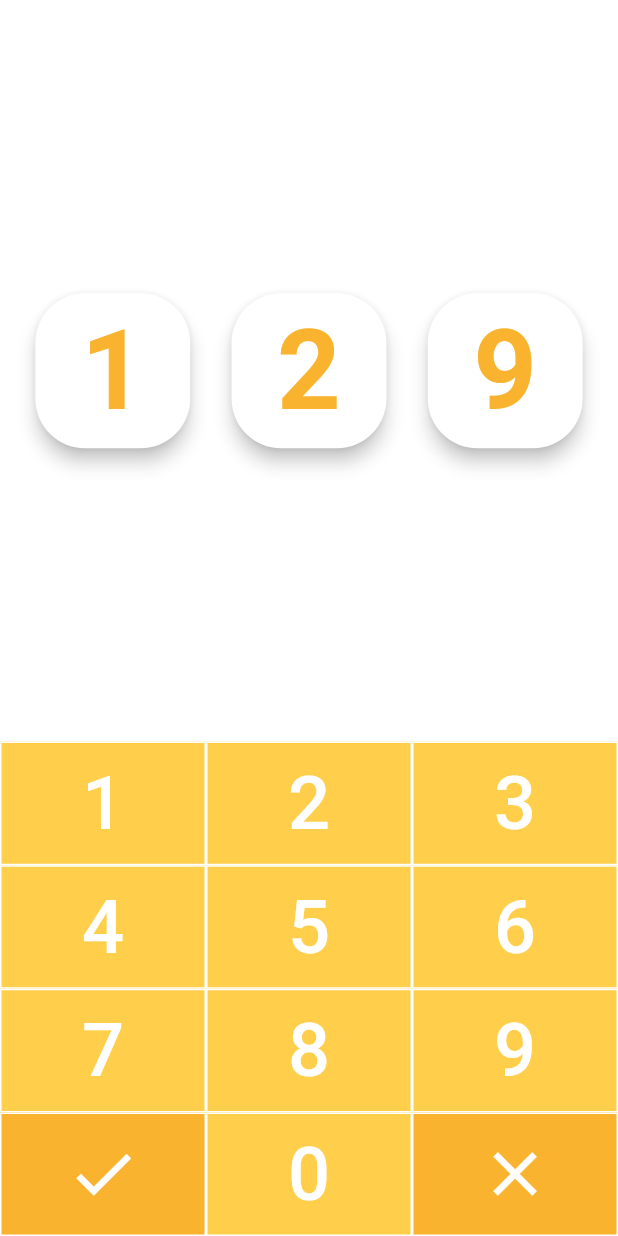
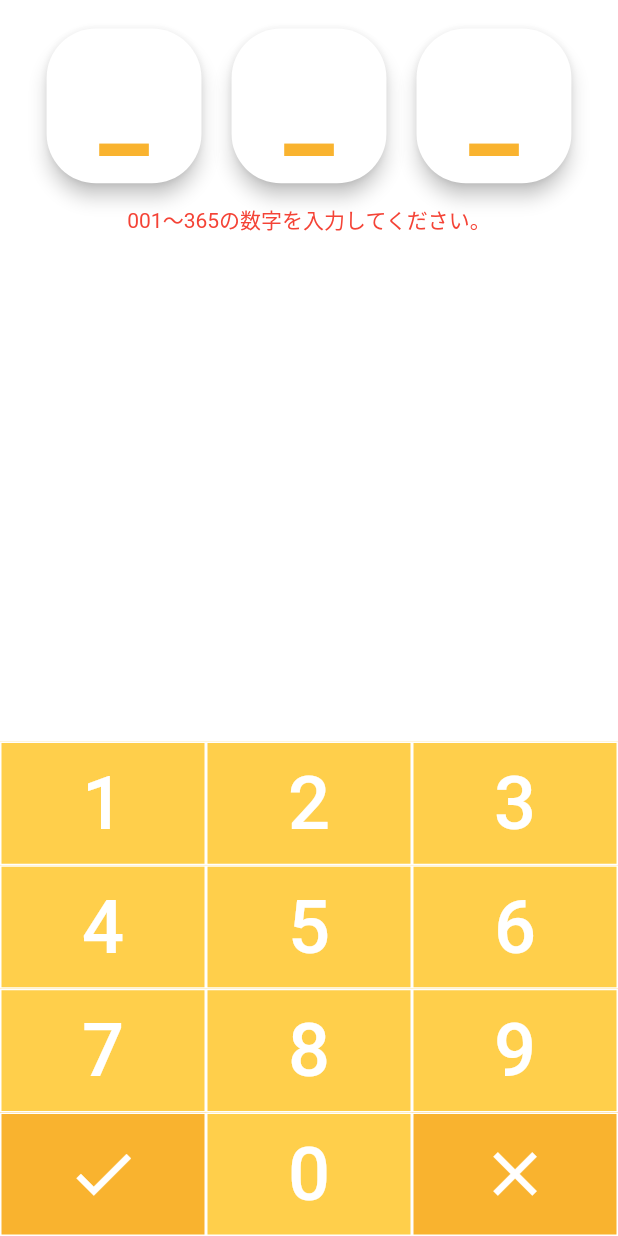
Before and after one commit to ushioda/ametama, a Flutter app: the screen it shows after launch, after a tap on the "check" icon, on a phone screen of 412 x 824 dp. Run offline on Flutter 3.47's test engine with Material 2 defaults, Android fonts, the phone set to English and light mode, and no system bars; Roboto replaces fonts that are missing (KosugiMaru).

Commit message:
finished keypads and julian displays; onto the main display

```diff
--- a/lib/widgets/digit_box.dart
+++ b/lib/components/digit_box.dart
@@ -2,9 +2,9 @@ import 'package:flutter/material.dart';
 import 'package:ametama/constants.dart';
 
 class DigitBox extends StatelessWidget {
-  final int digit;
+  final String digitString;
 
-  DigitBox(this.digit);
+  DigitBox({this.digitString});
 
   @override
   Widget build(BuildContext context) {
@@ -21,12 +21,12 @@ class DigitBox extends StatelessWidget {
         ),
         child: Center(
           child: Text(
-            '$digit',
+            '$digitString',
             textAlign: TextAlign.center,
             style: TextStyle(
               fontSize: screenWidth * 0.18,
               fontWeight: FontWeight.bold,
-              color: kMyDarkYellow,
+              color: kDarkYellow,
             ),
           ),
         ),
--- a/lib/widgets/digit_button.dart
+++ b/lib/components/digit_button.dart
@@ -1,5 +1,7 @@
+import 'package:ametama/models/date_data.dart';
 import 'package:flutter/material.dart';
 import 'package:ametama/constants.dart';
+import 'package:provider/provider.dart';
 
 class DigitButton extends StatelessWidget {
   final int digit;
@@ -13,14 +15,14 @@ class DigitButton extends StatelessWidget {
         minWidth: double.infinity,
         child: FlatButton(
           materialTapTargetSize: MaterialTapTargetSize.shrinkWrap,
-          color: kMyLightYellow,
+          color: kLightYellow,
           shape: RoundedRectangleBorder(
             borderRadius: BorderRadius.circular(0),
             side: BorderSide(
                 color: Colors.white, width: 1, style: BorderStyle.solid),
           ),
           onPressed: () {
-            print(digit);
+            Provider.of<DateData>(context, listen: false).changeDigit(digit);
           },
           child: Text(
             '$digit',
--- a/lib/widgets/icon_button.dart
+++ b/lib/components/icon_button.dart
@@ -14,7 +14,7 @@ class FlatIconButton extends StatelessWidget {
         minWidth: double.infinity,
         child: FlatButton(
           materialTapTargetSize: MaterialTapTargetSize.shrinkWrap,
-          color: kMyDarkYellow,
+          color: kDarkYellow,
           shape: RoundedRectangleBorder(
             borderRadius: BorderRadius.circular(0),
             side: BorderSide(
--- a/lib/constants.dart
+++ b/lib/constants.dart
@@ -1,8 +1,8 @@
 import 'package:flutter/material.dart';
 
-const Color kMyBlue = Color(0xff1c306d);
-const Color kMyDarkYellow = Color(0xfff9b32f);
-const Color kMyLightYellow = Color(0xffffcf4b);
+const Color kNavy = Color(0xff1c306d);
+const Color kDarkYellow = Color(0xfff9b32f);
+const Color kLightYellow = Color(0xffffcf4b);
 const Color kMyShadow = Color(0xffababab);
 
 const String kNotoSansJP = 'NotoSansJP';
--- a/lib/main.dart
+++ b/lib/main.dart
@@ -1,6 +1,8 @@
+import 'package:flutter/material.dart';
+import 'package:provider/provider.dart';
+import 'package:ametama/models/date_data.dart';
+import 'package:ametama/screens/top_screen.dart';
 import 'package:ametama/constants.dart';
-import 'package:flutter/material.dart';
-import 'package:ametama/screens/top_screen.dart';
 
 void main() => runApp(MyApp());
 
@@ -10,7 +12,10 @@ class MyApp extends StatelessWidget {
   Widget build(BuildContext context) {
     return MaterialApp(
       theme: ThemeData(),
-      home: TopScreen(),
+      home: ChangeNotifierProvider(
+        create: (context) => DateData(),
+        child: TopScreen(),
+      ),
     );
   }
 }
--- /dev/null
+++ b/lib/models/date_data.dart
@@ -0,0 +1,62 @@
+import 'dart:collection';
+import 'package:flutter/foundation.dart';
+
+class DateData extends ChangeNotifier {
+  final Map<int, String> _digits = {0: '_', 1: '_', 2: '_'};
+  int _focusDigit = 0;
+  int _julianDate;
+  bool _dateError = false;
+  final now = DateTime.now();
+
+//  the last julian date last year. 366 if leap year.
+  final int _julianEnd = (DateTime.now().year / 4 == 1) ? 366 : 365;
+
+  UnmodifiableMapView get digits => UnmodifiableMapView(_digits);
+  bool get dateError => _dateError;
+  int get julianEnd => _julianEnd;
+
+//  enter digit into digit box and move on to next digit box
+  void changeDigit(int newNumber) {
+    if (_focusDigit < _digits.length) {
+      _digits[_focusDigit] = '$newNumber';
+      _focusDigit++;
+      _dateError = false;
+      notifyListeners();
+    }
+  }
+
+//  empty up julian display and reset error
+  void resetDigits() {
+    for (var i = 0; i < _digits.length; i++) {
+      _digits[i] = '_';
+    }
+    _focusDigit = 0;
+    _dateError = false;
+    notifyListeners();
+  }
+
+//  check if there are any blank digit boxes left in julian display
+  void checkBlankDigit() {
+    for (var i = 0; i < _digits.length; i++) {
+      if (_digits[i] == '_') {
+        _dateError = true;
+      }
+    }
+    notifyListeners();
+  }
+
+  void updateJulianDate() {
+    _julianDate = int.parse(_digits[0]) * 100 +
+        int.parse(_digits[1]) * 10 +
+        int.parse(_digits[2]);
+    notifyListeners();
+  }
+
+//  make sure julian date is actually within a year
+  void checkJulianDate() {
+    if ((_julianDate > _julianEnd) | (_julianDate < 1)) {
+      _dateError = true;
+    }
+    notifyListeners();
+  }
+}
--- /dev/null
+++ b/lib/modules/julian_display.dart
@@ -0,0 +1,41 @@
+import 'package:ametama/constants.dart';
+import 'package:flutter/material.dart';
+import 'package:provider/provider.dart';
+import 'package:ametama/models/date_data.dart';
+import 'package:ametama/components/digit_box.dart';
+
+class JulianDisplay extends StatelessWidget {
+  @override
+  Widget build(BuildContext context) {
+    return Consumer<DateData>(
+      builder: (context, dateData, child) => Container(
+        padding: EdgeInsets.only(top: 15, left: 15, right: 15),
+        child: Column(
+          children: <Widget>[
+            Row(
+              mainAxisAlignment: MainAxisAlignment.spaceEvenly,
+              children: <Widget>[
+                DigitBox(digitString: dateData.digits[0]),
+                DigitBox(digitString: dateData.digits[1]),
+                DigitBox(digitString: dateData.digits[2]),
+              ],
+            ),
+            SizedBox(
+              height: 10,
+            ),
+            Text(
+              dateData.dateError
+                  ? '001～${dateData.julianEnd}の数字を入力してください。'
+                  : '',
+              style: TextStyle(
+                fontSize: 14,
+                fontFamily: kKosugiMaru,
+                color: Colors.red,
+              ),
+            )
+          ],
+        ),
+      ),
+    );
+  }
+}
--- /dev/null
+++ b/lib/modules/keypad.dart
@@ -0,0 +1,72 @@
+import 'package:ametama/models/date_data.dart';
+import 'package:flutter/material.dart';
+import 'package:ametama/components/digit_button.dart';
+import 'package:ametama/components/icon_button.dart';
+import 'package:provider/provider.dart';
+
+class KeyPad extends StatelessWidget {
+  @override
+  Widget build(BuildContext context) {
+    return Column(
+      crossAxisAlignment: CrossAxisAlignment.stretch,
+      children: <Widget>[
+        Flexible(
+          child: Row(
+            crossAxisAlignment: CrossAxisAlignment.stretch,
+            children: <Widget>[
+              DigitButton(digit: 1),
+              DigitButton(digit: 2),
+              DigitButton(digit: 3),
+            ],
+          ),
+        ),
+        Flexible(
+          child: Row(
+            crossAxisAlignment: CrossAxisAlignment.stretch,
+            children: <Widget>[
+              DigitButton(digit: 4),
+              DigitButton(digit: 5),
+              DigitButton(digit: 6),
+            ],
+          ),
+        ),
+        Flexible(
+          child: Row(
+            crossAxisAlignment: CrossAxisAlignment.stretch,
+            children: <Widget>[
+              DigitButton(digit: 7),
+              DigitButton(digit: 8),
+              DigitButton(digit: 9),
+            ],
+          ),
+        ),
+        Flexible(
+          child: Row(
+            crossAxisAlignment: CrossAxisAlignment.stretch,
+            children: <Widget>[
+              Consumer<DateData>(builder: (context, dateData, child) {
+                return FlatIconButton(
+                  iconData: Icons.check,
+                  onPressed: () {
+                    dateData.checkBlankDigit();
+                    if (!dateData.dateError) {
+                      dateData.updateJulianDate();
+                      dateData.checkJulianDate();
+                    }
+                  },
+                );
+              }),
+              DigitButton(digit: 0),
+              FlatIconButton(
+                iconData: Icons.clear,
+                onPressed: () {
+                  Provider.of<DateData>(context, listen: false).resetDigits();
+                },
+              ),
+            ],
+          ),
+        ),
+      ],
+    );
+  }
+}
--- a/lib/screens/top_screen.dart
+++ b/lib/screens/top_screen.dart
@@ -1,7 +1,6 @@
 import 'package:flutter/material.dart';
-import 'package:ametama/widgets/digit_box.dart';
-import 'package:ametama/widgets/digit_button.dart';
-import 'package:ametama/widgets/icon_button.dart';
+import 'package:ametama/modules/julian_display.dart';
+import 'package:ametama/modules/keypad.dart';
 
 class TopScreen extends StatelessWidget {
   @override
@@ -12,73 +11,17 @@ class TopScreen extends StatelessWidget {
         child: Column(
           children: <Widget>[
             Expanded(
-              flex: 6,
-              child: Row(
-                mainAxisAlignment: MainAxisAlignment.spaceEvenly,
-                children: <Widget>[
-                  DigitBox(1),
-                  DigitBox(2),
-                  DigitBox(9),
-                ],
-              ),
+              flex: 5,
+              child: JulianDisplay(),
             ),
             Expanded(
-                flex: 4,
-                child: Column(
-                  crossAxisAlignment: CrossAxisAlignment.stretch,
-                  children: <Widget>[
-                    Flexible(
-                      child: Row(
-                        crossAxisAlignment: CrossAxisAlignment.stretch,
-                        children: <Widget>[
-                          DigitButton(digit: 1),
-                          DigitButton(digit: 2),
-                          DigitButton(digit: 3),
-                        ],
-                      ),
-                    ),
-                    Flexible(
-                      child: Row(
-                        crossAxisAlignment: CrossAxisAlignment.stretch,
-                        children: <Widget>[
-                          DigitButton(digit: 4),
-                          DigitButton(digit: 5),
-                          DigitButton(digit: 6),
-                        ],
-                      ),
-                    ),
-                    Flexible(
-                      child: Row(
-                        crossAxisAlignment: CrossAxisAlignment.stretch,
-                        children: <Widget>[
-                          DigitButton(digit: 7),
-                          DigitButton(digit: 8),
-                          DigitButton(digit: 9),
-                        ],
-                      ),
-                    ),
-                    Flexible(
-                      child: Row(
-                        crossAxisAlignment: CrossAxisAlignment.stretch,
-                        children: <Widget>[
-                          FlatIconButton(
-                            iconData: Icons.check,
-                            onPressed: () {
-                              print('icon tapped');
-                            },
-                          ),
-                          DigitButton(digit: 0),
-                          FlatIconButton(
-                            iconData: Icons.clear,
-                            onPressed: () {
-                              print('icon tapped');
-                            },
-                          ),
-                        ],
-                      ),
-                    ),
-                  ],
-                )),
+              flex: 7,
+              child: Container(),
+            ),
+            Expanded(
+              flex: 8,
+              child: KeyPad(),
+            ),
           ],
         ),
       ),
```
Also changed, not shown: pubspec.yaml (+1 -10 lines), pubspec.lock.
